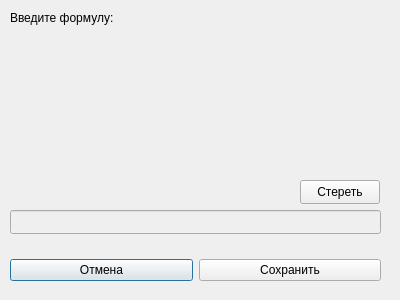
Above: formula.ui from Vadikkkkk/A-resolution-technique before the change. Below: the same form after it.
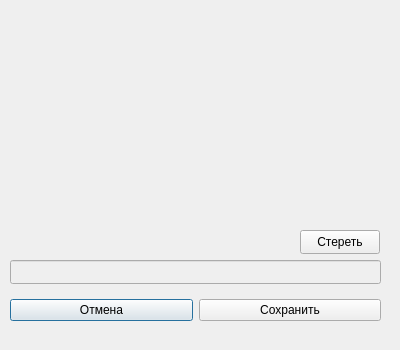
That is the form after the change.

What changed in the file:
```diff
--- a/formula.ui
+++ b/formula.ui
@@ -7,19 +7,19 @@
     <x>0</x>
     <y>0</y>
     <width>400</width>
-    <height>300</height>
+    <height>350</height>
    </rect>
   </property>
   <property name="minimumSize">
    <size>
     <width>400</width>
-    <height>300</height>
+    <height>350</height>
    </size>
   </property>
   <property name="maximumSize">
    <size>
     <width>400</width>
-    <height>300</height>
+    <height>350</height>
    </size>
   </property>
   <property name="windowTitle">
@@ -30,12 +30,12 @@
     <rect>
      <x>10</x>
      <y>10</y>
-     <width>271</width>
-     <height>16</height>
+     <width>371</width>
+     <height>51</height>
     </rect>
    </property>
    <property name="text">
-    <string>Введите формулу:</string>
+    <string/>
    </property>
   </widget>
   <widget class="QLineEdit" name="lineEdit">
@@ -45,7 +45,7 @@
    <property name="geometry">
     <rect>
      <x>10</x>
-     <y>210</y>
+     <y>260</y>
      <width>371</width>
      <height>24</height>
     </rect>
@@ -55,7 +55,7 @@
    <property name="geometry">
     <rect>
      <x>10</x>
-     <y>30</y>
+     <y>80</y>
      <width>371</width>
      <height>141</height>
     </rect>
@@ -66,7 +66,7 @@
    <property name="geometry">
     <rect>
      <x>10</x>
-     <y>250</y>
+     <y>290</y>
      <width>371</width>
      <height>41</height>
     </rect>
@@ -92,7 +92,7 @@
    <property name="geometry">
     <rect>
      <x>300</x>
-     <y>180</y>
+     <y>230</y>
      <width>80</width>
      <height>24</height>
     </rect>
```
